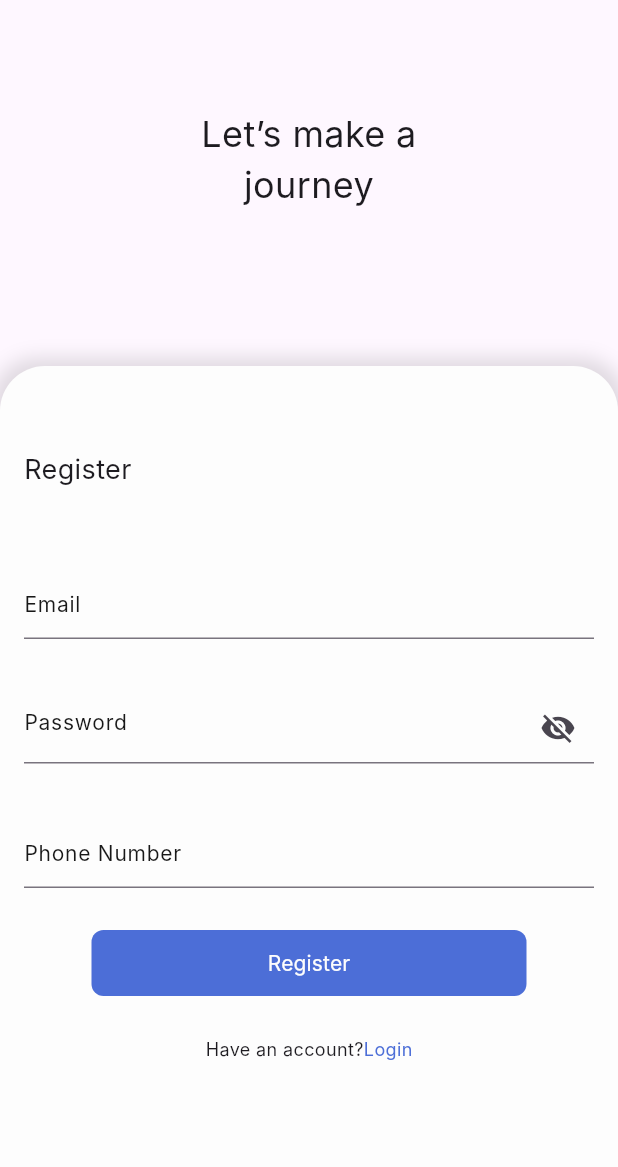
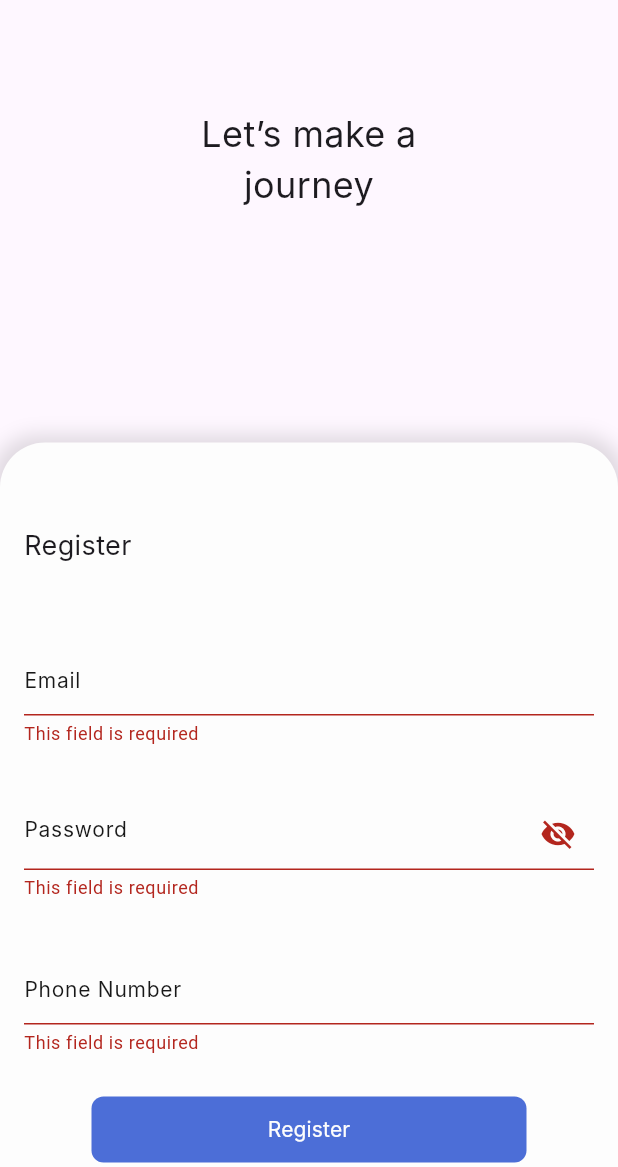
Before and after one commit to Mohamed-Emad1/Courses_app, a Flutter app: the RegisterView screen opened by its route, after a tap on "Register", on a phone screen of 412 x 824 dp, the part 69-1236 px from its top. Run offline on Flutter 3.47's test engine with Material 3 defaults, Android fonts, the light colour scheme and no system bars; our stand-ins replace gap, go_router, percent_indicator; Roboto replaces fonts that are missing (Inter, Lilita One).

Commit message:
Implement form validation and saving for authentication forms

```diff
--- a/lib/core/routing.dart
+++ b/lib/core/routing.dart
@@ -13,7 +13,7 @@ abstract class AppRouter {
   static const String kUserChoice = '/user_choice';
 
   static final router = GoRouter(
-    initialLocation: kOnboarding,
+    initialLocation: kLogin,
     routes: [
       GoRoute(
         path: kOnboarding,
@@ -25,8 +25,10 @@ abstract class AppRouter {
         builder: (context, state) => const RegisterView(),
       ),
       GoRoute(path: kLogin, builder: (context, state) => const LoginView()),
-      GoRoute(path: kUserChoice, builder: (context, state) => const UserChoiceView()),
-
+      GoRoute(
+        path: kUserChoice,
+        builder: (context, state) => const UserChoiceView(),
+      ),
     ],
   );
 }
--- a/lib/core/shared/custom_text_form_field.dart
+++ b/lib/core/shared/custom_text_form_field.dart
@@ -1,5 +1,6 @@
 import 'package:course_learning/core/utils/colors.dart';
 import 'package:course_learning/core/utils/styles.dart';
+import 'package:course_learning/generated/l10n.dart';
 import 'package:flutter/material.dart';
 
 class CustomTextFormField extends StatefulWidget {
@@ -7,10 +8,14 @@ class CustomTextFormField extends StatefulWidget {
     super.key,
     required this.hintText,
     this.obscureText = false,
+    this.onSaved,
+    this.isPhone = false,
   });
 
   final String hintText;
   final bool obscureText;
+  final void Function(String?)? onSaved;
+  final bool? isPhone;
 
   @override
   State<CustomTextFormField> createState() => _CustomTextFormFieldState();
@@ -29,7 +34,15 @@ class _CustomTextFormFieldState extends State<CustomTextFormField> {
   @override
   Widget build(BuildContext context) {
     return TextFormField(
+      validator: (value) {
+        if (value == null || value.isEmpty) {
+          return S.of(context).required_field;
+        }
+        return null;
+      },
       obscureText: _obscureText,
+      onSaved: widget.onSaved,
+      keyboardType: widget.isPhone ?? false ? TextInputType.phone : TextInputType.text,
       decoration: InputDecoration(
         suffixIcon: widget.obscureText
             ? IconButton(
--- a/lib/features/auth/presentation/views/widgets/register_sheet_body.dart
+++ b/lib/features/auth/presentation/views/widgets/register_sheet_body.dart
@@ -6,13 +6,26 @@ import 'package:course_learning/generated/l10n.dart';
 import 'package:flutter/material.dart';
 import 'package:gap/gap.dart';
 
-class RegisterSheetBody extends StatelessWidget {
+class RegisterSheetBody extends StatefulWidget {
   const RegisterSheetBody({super.key});
 
+  @override
+  State<RegisterSheetBody> createState() => _RegisterSheetBodyState();
+}
+
+class _RegisterSheetBodyState extends State<RegisterSheetBody> {
+    final GlobalKey<FormState> _formKey = GlobalKey<FormState>();
+  AutovalidateMode _autoValidateMode = AutovalidateMode.disabled;
+  String? _email;
+  String? _password;
+  String? _phoneNumber;
   @override
   Widget build(BuildContext context) {
     return Padding(
       padding: const EdgeInsets.symmetric(horizontal: 16),
+      child: Form(
+        key: _formKey,
+        autovalidateMode: _autoValidateMode,
         child: Column(
           crossAxisAlignment: CrossAxisAlignment.start,
           children: [
@@ -21,17 +34,27 @@ class RegisterSheetBody extends StatelessWidget {
             const Gap(26),
 
             const Gap(26),
-           CustomTextFormField(hintText: S.of(context).email),
+             CustomTextFormField(hintText: S.of(context).email, onSaved: (newValue) => _email = newValue,),
             const Gap(35),
-           CustomTextFormField(hintText: S.of(context).password, obscureText: true),
+             CustomTextFormField(hintText: S.of(context).password, obscureText: true, onSaved: (newValue) => _password = newValue,),
             const Gap(35),
-           CustomTextFormField(hintText:S.of(context).phoneNumber),
+             CustomTextFormField(hintText:S.of(context).phoneNumber, onSaved: (newValue) => _phoneNumber = newValue,),
             const Gap(26),
             Padding(
               padding: const EdgeInsets.symmetric(horizontal: 45),
               child: SizedBox(
                 width: double.infinity,
-              child: CustomButton(text: S.of(context).register, onPressed: () {}),
+                child: CustomButton(text: S.of(context).register, onPressed: () {
+                  if (_formKey.currentState!.validate()) {
+                    _formKey.currentState!.save();
+
+                    //! do action send data to backend
+                  } else {
+                    setState(() {
+                      _autoValidateMode = AutovalidateMode.always;
+                    });
+                  }
+                }),
               ),
             ),
             const Gap(25),
@@ -39,6 +62,7 @@ class RegisterSheetBody extends StatelessWidget {
             const Gap(70),
           ],
         ),
+      ),
     );
   }
 }
--- a/lib/features/auth/presentation/views/widgets/register_view_body.dart
+++ b/lib/features/auth/presentation/views/widgets/register_view_body.dart
@@ -2,6 +2,7 @@ import 'package:course_learning/features/auth/presentation/views/widgets/auth_up
 import 'package:course_learning/features/auth/presentation/views/widgets/custom_bottom_sheet.dart';
 import 'package:course_learning/features/auth/presentation/views/widgets/register_sheet_body.dart';
 import 'package:flutter/material.dart';
+import 'package:gap/gap.dart';
 
 class RegisterViewBody extends StatelessWidget {
   const RegisterViewBody({super.key});
@@ -11,8 +12,12 @@ class RegisterViewBody extends StatelessWidget {
     return const Column(
       children: [
         AuthUpper(),
-        Spacer(),
-        CustomBottomSheet(sheetChild: RegisterSheetBody()),
+        Gap(120),
+        Expanded(
+          child: CustomBottomSheet(
+            sheetChild: SingleChildScrollView(child: RegisterSheetBody()),
+          ),
+        ),
       ],
     );
   }
--- a/lib/l10n/intl_ar.arb
+++ b/lib/l10n/intl_ar.arb
@@ -11,5 +11,6 @@
     "phoneNumber": "رقم الهاتف",
     "haveAnAccount": "هل لديك حساب؟",
     "dontHaveAnAccount": "ليس لديك حساب؟",
-    "selectCourse": "الرجاء اختيار دورات للدراسه"
+    "selectCourse": "الرجاء اختيار دورات للدراسه",
+    "required_field": "هذا الحقل مطلوب"
 }
--- a/lib/l10n/intl_en.arb
+++ b/lib/l10n/intl_en.arb
@@ -12,5 +12,6 @@
     "haveAnAccount": "Have an account?",
     "dontHaveAnAccount": "Don't have an account?",
     "dataStructure": "Data Structure",
-    "selectCourse": "Please select at least one course"
+    "selectCourse": "Please select at least one course",
+    "required_field": "This field is required"
 }
```
Also changed, not shown: lib/features/auth/presentation/views/widgets/login_sheet_body.dart (+40 -4 lines), lib/features/auth/presentation/views/widgets/login_view_body.dart (+7 -2 lines), lib/generated/intl/messages_ar.dart, lib/generated/intl/messages_en.dart, lib/generated/l10n.dart. Lines whose indentation alone changed are shown as unchanged.
